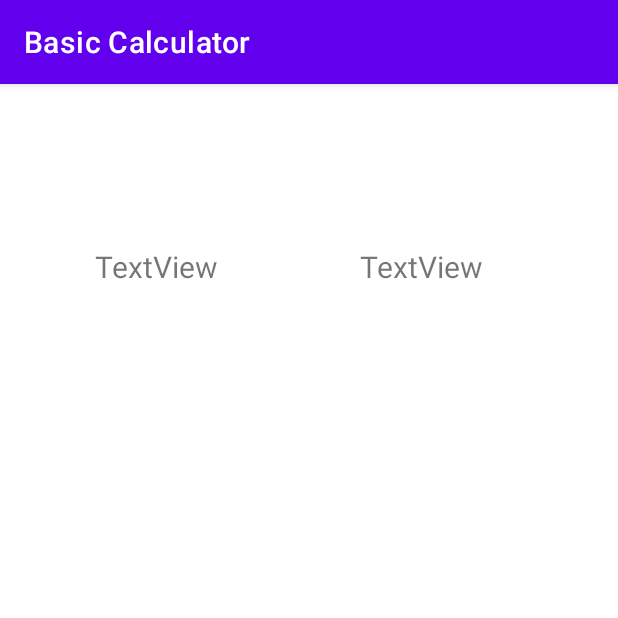
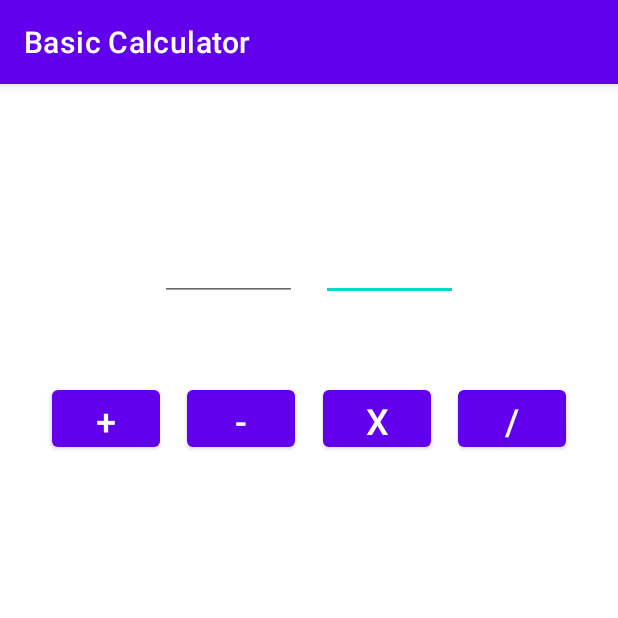
Before and after one commit to BogdanPetrisor/BasicCalculator, an Android app: the screen it shows after launch (MainActivity), on a phone screen of 412 x 824 dp, the top half of it. Run offline under Robolectric (Android 15) with nearby library versions, the phone set to English and light mode, and no system bars.

Commit message:
Add 4 buttons for each operation(+ - * /) and modify TextView with Number input

```diff
--- a/app/src/main/res/layout/activity_main.xml
+++ b/app/src/main/res/layout/activity_main.xml
@@ -6,25 +6,80 @@
     android:layout_height="match_parent"
     tools:context=".MainActivity">
 
-    <TextView
-        android:id="@+id/textViewSecondNr"
-        android:layout_width="wrap_content"
-        android:layout_height="wrap_content"
-        android:layout_marginTop="108dp"
+    <EditText
+        android:id="@+id/textNumber"
+        android:layout_width="91dp"
+        android:layout_height="49dp"
+        android:layout_marginTop="95dp"
         android:layout_marginEnd="90dp"
-        android:text="TextView"
-        android:textSize="20sp"
+        android:ems="10"
+        android:inputType="number"
         app:layout_constraintEnd_toEndOf="parent"
+        app:layout_constraintHorizontal_bias="0.5"
+        app:layout_constraintStart_toEndOf="@+id/TextNumber1"
         app:layout_constraintTop_toTopOf="parent" />
 
-    <TextView
-        android:id="@+id/textViewFirstNr"
-        android:layout_width="wrap_content"
-        android:layout_height="wrap_content"
-        android:layout_marginStart="63dp"
-        android:layout_marginTop="108dp"
-        android:text="TextView"
-        android:textSize="20sp"
+    <Button
+        android:id="@+id/buttonDivision"
+        android:layout_width="72dp"
+        android:layout_height="50dp"
+        android:layout_marginTop="198dp"
+        android:layout_marginEnd="16dp"
+        android:text="/"
+        android:textSize="24sp"
+        app:layout_constraintEnd_toEndOf="parent"
+        app:layout_constraintHorizontal_bias="0.5"
+        app:layout_constraintStart_toEndOf="@+id/buttonMultiply"
+        app:layout_constraintTop_toTopOf="parent" />
+
+    <Button
+        android:id="@+id/buttonAdd"
+        android:layout_width="72dp"
+        android:layout_height="50dp"
+        android:layout_marginStart="16dp"
+        android:layout_marginTop="198dp"
+        android:text="+"
+        android:textSize="24sp"
+        app:layout_constraintEnd_toStartOf="@+id/buttonSubtraction"
+        app:layout_constraintHorizontal_bias="0.5"
         app:layout_constraintStart_toStartOf="parent"
         app:layout_constraintTop_toTopOf="parent" />
+
+    <Button
+        android:id="@+id/buttonSubtraction"
+        android:layout_width="72dp"
+        android:layout_height="50dp"
+        android:layout_marginTop="198dp"
+        android:text="-"
+        android:textSize="24sp"
+        app:layout_constraintEnd_toStartOf="@+id/buttonMultiply"
+        app:layout_constraintHorizontal_bias="0.5"
+        app:layout_constraintStart_toEndOf="@+id/buttonAdd"
+        app:layout_constraintTop_toTopOf="parent" />
+
+    <Button
+        android:id="@+id/buttonMultiply"
+        android:layout_width="72dp"
+        android:layout_height="50dp"
+        android:layout_marginTop="198dp"
+        android:text="X"
+        android:textSize="24sp"
+        app:layout_constraintEnd_toStartOf="@+id/buttonDivision"
+        app:layout_constraintHorizontal_bias="0.5"
+        app:layout_constraintStart_toEndOf="@+id/buttonSubtraction"
+        app:layout_constraintTop_toTopOf="parent" />
+
+    <EditText
+        android:id="@+id/TextNumber1"
+        android:layout_width="91dp"
+        android:layout_height="49dp"
+        android:layout_marginStart="90dp"
+        android:layout_marginTop="95dp"
+        android:ems="10"
+        android:inputType="number"
+        app:layout_constraintEnd_toStartOf="@+id/textNumber"
+        app:layout_constraintHorizontal_bias="0.5"
+        app:layout_constraintStart_toStartOf="parent"
+        app:layout_constraintTop_toTopOf="parent" />
+
 </androidx.constraintlayout.widget.ConstraintLayout>
```
